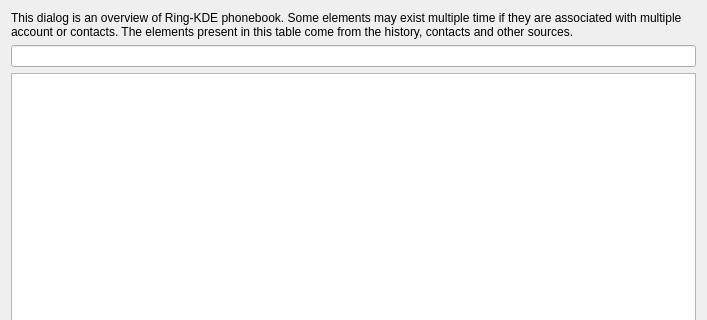
This is src/widgets/ui/directoryview.ui in KDE/ring-kde as Qt 5 draws it before an edit; both pictures show x 0 to 707 and y 0 to 320 of the 707 by 615 pixel window. The edited form follows.
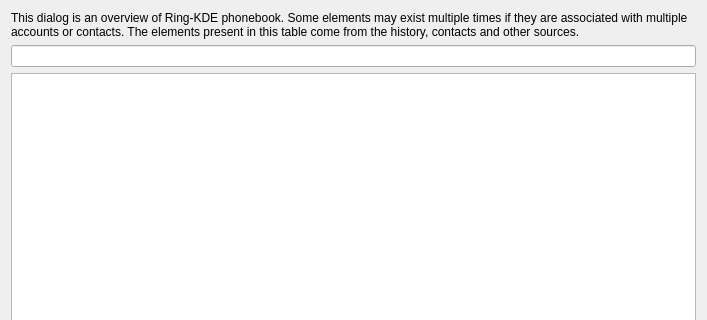
This is the edited form. Custom widgets are drawn as their Qt base class.

Patch:
```diff
--- a/src/widgets/ui/directoryview.ui
+++ b/src/widgets/ui/directoryview.ui
@@ -50,7 +50,7 @@
    <item row="0" column="0" colspan="2">
     <widget class="QLabel" name="label">
      <property name="text">
-      <string>This dialog is an overview of Ring-KDE phonebook. Some elements may exist multiple time if they are associated with multiple account or contacts. The elements present in this table come from the history, contacts and other sources.</string>
+      <string>This dialog is an overview of Ring-KDE phonebook. Some elements may exist multiple times if they are associated with multiple accounts or contacts. The elements present in this table come from the history, contacts and other sources.</string>
      </property>
      <property name="wordWrap">
       <bool>true</bool>
```
